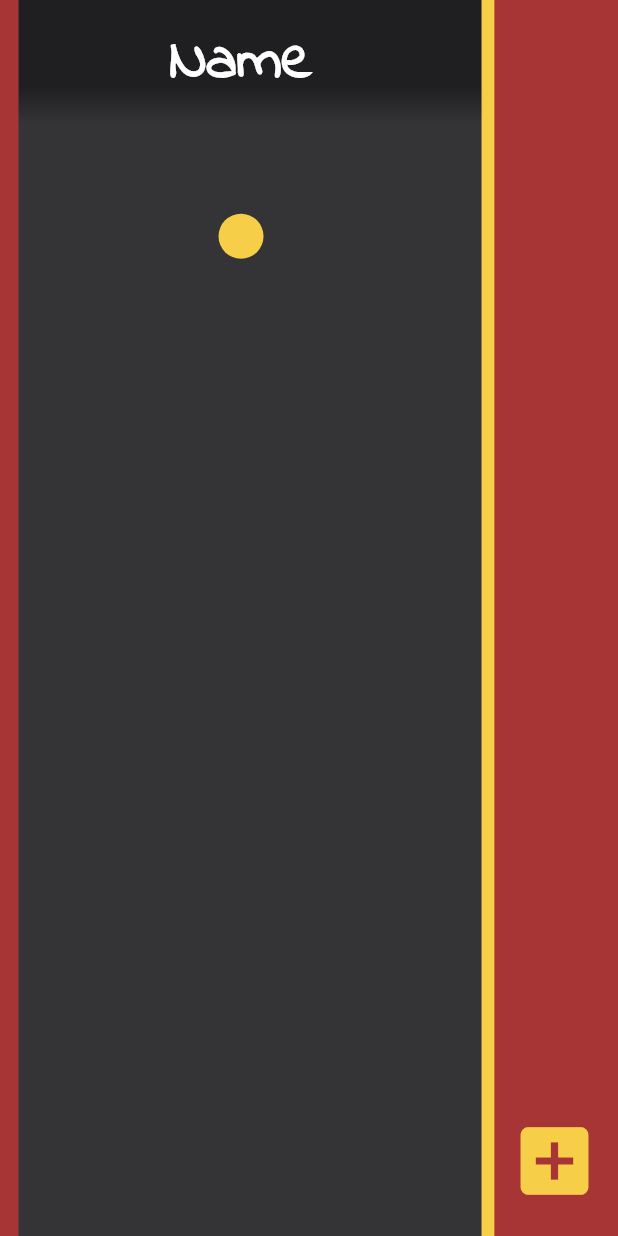
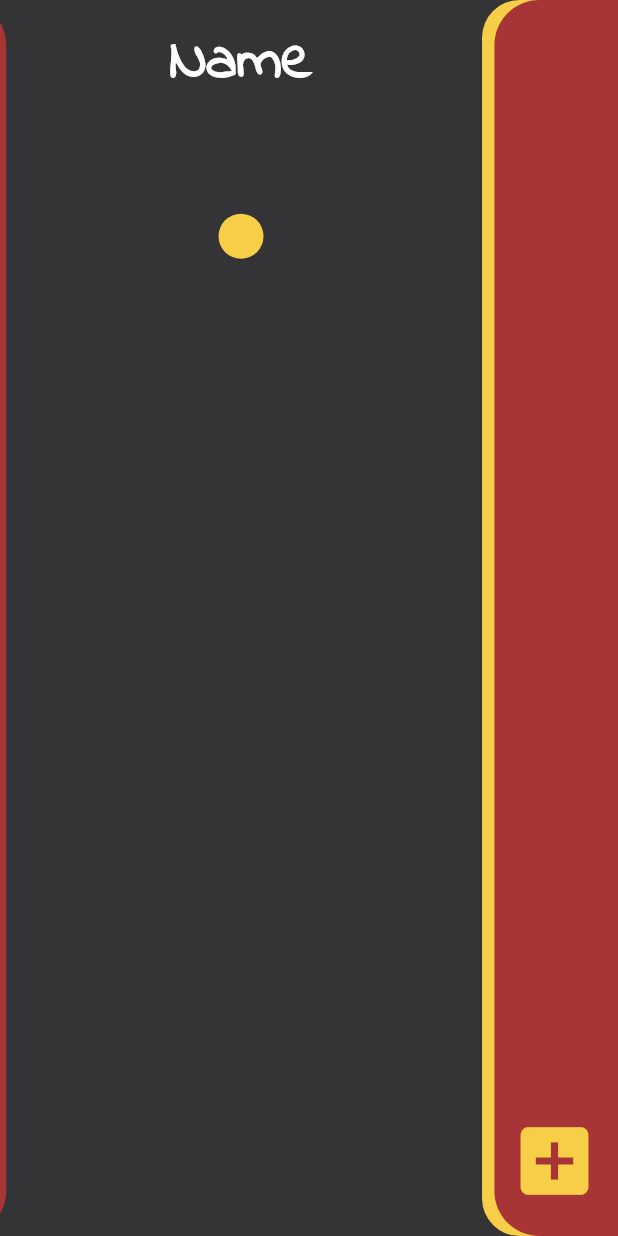
Before and after one commit to burhanhaq/ProductivePomo, a Flutter app: the first screen one second after launch, on a phone screen of 412 x 824 dp. Run offline on Flutter 3.47's test engine with Material 2 defaults, Android fonts, the phone set to English and light mode, and no system bars; our stand-ins replace shared_preferences, sqflite; accounts and stored records are empty.

Commit message:
Updated designs for RightBar and AddScreen by adding rounded borders. Also added YellowDivider to RightBar

```diff
--- a/lib/constants.dart
+++ b/lib/constants.dart
@@ -74,4 +74,4 @@ const kHomeRightBarClosedMul = 0.2;
 const kHomeRightBarOpenMul = 0.48;
 const kHomeYellowDividerMul = 0.02;
 const kGreyAreaMul = 0.78;
-const kAddNewSectionMul = 0.78;
+const kAddNewSectionMul = 0.75;
--- a/lib/screens/home/add_new_card.dart
+++ b/lib/screens/home/add_new_card.dart
@@ -4,7 +4,6 @@ import 'package:provider/provider.dart';
 
 import '../../constants.dart';
 import '../../card_state.dart';
-
 
 class AddNewCard extends StatefulWidget {
   @override
@@ -21,7 +20,7 @@ class _AddNewCardState extends State<AddNewCard> {
 //      titleTextController.clear();
 //      cardState.clearTitleTextEditingControllerSwitch();
 //    }
-    var sectionWidth = MediaQuery.of(context).size.width * kGreyAreaMul;
+    var sectionWidth = MediaQuery.of(context).size.width * (kGreyAreaMul- 0.02);
     var sectionHeight = MediaQuery.of(context).size.height;
     return SafeArea(
       child: GestureDetector(
@@ -31,7 +30,10 @@ class _AddNewCardState extends State<AddNewCard> {
         child: Container(
           height: sectionHeight,
           width: sectionWidth,
-          color: red1,
+          decoration: BoxDecoration(
+              color: red1,
+              borderRadius:
+                  BorderRadius.horizontal(right: Radius.circular(30))),
           child: Padding(
             padding: EdgeInsets.only(left: 20, right: 20, bottom: 20, top: 20),
             child: Column(
@@ -45,7 +47,8 @@ class _AddNewCardState extends State<AddNewCard> {
                         child: Text('Name', style: kAddNewSectionTextStyle),
                       ),
                     ),
-                    TextField( // todo implement clear on hit
+                    TextField(
+                      // todo implement clear on hit
                       keyboardType: TextInputType.text,
                       textCapitalization: TextCapitalization.sentences,
                       enabled: cardState.onAddNewScreen,
@@ -77,14 +80,18 @@ class _AddNewCardState extends State<AddNewCard> {
                       crossAxisAlignment: CrossAxisAlignment.start,
                       mainAxisAlignment: MainAxisAlignment.end,
                       children: <Widget>[
-                        Padding(padding: EdgeInsets.only(left: 20),child: Text('Duration (min)', style: kAddNewSectionTextStyle)),
+                        Padding(
+                            padding: EdgeInsets.only(left: 20),
+                            child: Text('Duration (min)',
+                                style: kAddNewSectionTextStyle)),
                         SliderTheme(
                           data: kSliderThemeData,
                           child: Slider(
                             value: double.tryParse(cardState.newMinutes),
                             onChanged: (value) {
                               if (value != null)
-                                cardState.newMinutes = value.round().toInt().toString();
+                                cardState.newMinutes =
+                                    value.round().toInt().toString();
                             },
                             divisions: 59,
                             label: cardState.newMinutes,
@@ -92,14 +99,18 @@ class _AddNewCardState extends State<AddNewCard> {
                             min: 1,
                           ),
                         ),
-                        Padding(padding: EdgeInsets.only(left: 20),child: Text('Goal', style: kAddNewSectionTextStyle)),
+                        Padding(
+                            padding: EdgeInsets.only(left: 20),
+                            child:
+                                Text('Goal', style: kAddNewSectionTextStyle)),
                         SliderTheme(
                           data: kSliderThemeData,
                           child: Slider(
                             value: double.tryParse(cardState.newGoal),
                             onChanged: (value) {
                               if (value != null)
-                                cardState.newGoal = value.round().toInt().toString();
+                                cardState.newGoal =
+                                    value.round().toInt().toString();
                             },
                             divisions: 29,
                             label: cardState.newGoal,
@@ -118,5 +129,4 @@ class _AddNewCardState extends State<AddNewCard> {
       ),
     );
   }
-
 }
--- a/lib/screens/home/home_screen.dart
+++ b/lib/screens/home/home_screen.dart
@@ -128,12 +128,13 @@ class _HomeState extends State<Home> with TickerProviderStateMixin {
                         width: MediaQuery.of(context).size.width * kGreyAreaMul,
                         height: MediaQuery.of(context).size.height * 0.1,
                         decoration: BoxDecoration(
-                          gradient: LinearGradient(
-                            colors: [grey2, grey],
-                            stops: [0.7, 1.0],
-                            begin: Alignment.topCenter,
-                            end: Alignment.bottomCenter,
-                          ),
+                          color: grey,
+//                          gradient: LinearGradient(
+//                            colors: [grey2, grey],
+//                            stops: [0.7, 1.0],
+//                            begin: Alignment.topCenter,
+//                            end: Alignment.bottomCenter,
+//                          ),
                         ),
                         child: Text(
                           'Name',
@@ -194,31 +195,19 @@ class _HomeState extends State<Home> with TickerProviderStateMixin {
                     ),
                     Positioned(
                       left: 0,
-                      bottom: 0,
                       child: Transform.translate(
                           offset: Offset(
                               -MediaQuery.of(context).size.width *
                                   (1 - addSectionAnimation.value) *
-                                  0.75,
+                                  kAddNewSectionMul,
                               0),
                           child: AddNewCard()),
                     ),
                   ],
                 ),
               ),
-              Container(
-                height: MediaQuery.of(context).size.height,
-                width: MediaQuery.of(context).size.width * kHomeYellowDividerMul,
-                decoration: BoxDecoration(
-                  color: yellow,
-                  border: Border.all(width: 0, color: yellow),
-                ),
-              ),
-              Transform.translate(
-                offset: Offset(0, 0),
-                child: RightBar(
-                  cardTileList: cardTileList,
-                ),
+              RightBar(
+                cardTileList: cardTileList,
               ),
             ],
           ),
--- a/lib/screens/home/right_bar.dart
+++ b/lib/screens/home/right_bar.dart
@@ -102,9 +102,18 @@ class _RightBarState extends State<RightBar> with TickerProviderStateMixin {
           }
         });
       },
-      child: AnimatedContainer(
+      child: Stack(
+        alignment: Alignment.centerRight,
+        children: <Widget>[
+          YellowUnderlay(),
+          AnimatedContainer(
             duration: Duration(milliseconds: 120),
+            decoration: BoxDecoration(
               color: red1,
+              borderRadius: BorderRadius.horizontal(
+                left: Radius.circular(30),
+              ),
+            ),
             width: MediaQuery.of(context).size.width *
                 (cardState.homeRightBarOpen
                     ? kHomeRightBarOpenMul
@@ -156,7 +165,8 @@ class _RightBarState extends State<RightBar> with TickerProviderStateMixin {
                           children: <Widget>[
                             GestureDetector(
                                 onTap: () async {
-                            var rando = await DatabaseHelper.instance.rando();
+                                  var rando =
+                                      await DatabaseHelper.instance.rando();
 //
 //                            print('Rando: $rando');
                                 },
@@ -215,7 +225,8 @@ class _RightBarState extends State<RightBar> with TickerProviderStateMixin {
                         offstage: kReleaseMode,
                         textOffstage: !cardState.homeRightBarOpen,
                         func: () {
-                      print('cardModelsX: ${CardModel.cardModelsX.toString()}');
+                          print(
+                              'cardModelsX: ${CardModel.cardModelsX.toString()}');
                         },
                       ),
                       CustomIconButton(
@@ -233,7 +244,8 @@ class _RightBarState extends State<RightBar> with TickerProviderStateMixin {
                           offstage: cardState.selectedIndex == null,
                           textOffstage: !cardState.homeRightBarOpen,
                           func: () => onTapDeleteIcon(cardState),
-                      c: cardState.selectedIndex == cardState.confirmDeleteIndex
+                          c: cardState.selectedIndex ==
+                                  cardState.confirmDeleteIndex
                               ? blue
                               : yellow,
                         ),
@@ -287,6 +299,8 @@ class _RightBarState extends State<RightBar> with TickerProviderStateMixin {
               ),
             ),
           ),
+        ],
+      ),
     );
   }
 
@@ -324,7 +338,8 @@ class _RightBarState extends State<RightBar> with TickerProviderStateMixin {
         sharedPref.save(cardState.newTitle,
             cardState.cardModels[cardState.cardModels.length - 1].toJson());
         cardState.resetNewVariables();
-      } else { // todo play cant add animation maybe
+      } else {
+        // todo play cant add animation maybe
         print('can not add');
       }
     });
@@ -352,7 +367,8 @@ class _RightBarState extends State<RightBar> with TickerProviderStateMixin {
   onTapDeleteIcon(CardState cardState) async {
     if (cardState.confirmDeleteIndex == cardState.selectedIndex) {
       // second tap
-      String titleToDelete = cardState.cardModels[cardState.selectedIndex].title;
+      String titleToDelete =
+          cardState.cardModels[cardState.selectedIndex].title;
       sharedPref.remove(titleToDelete);
 //      await DatabaseHelper.instance.deleteRecord(titleToDelete, date);
       CardModel.cardModelsX.removeAt(cardState.selectedIndex);
@@ -377,3 +393,25 @@ class _RightBarState extends State<RightBar> with TickerProviderStateMixin {
     super.dispose();
   }
 }
+
+class YellowUnderlay extends StatelessWidget {
+  @override
+  Widget build(BuildContext context) {
+    CardState cardState = Provider.of<CardState>(context);
+    return AnimatedContainer(
+      duration: Duration(milliseconds: 120),
+//      width: MediaQuery.of(context).size.width *
+//          (kHomeRightBarClosedMul + kHomeYellowDividerMul),
+      decoration: BoxDecoration(
+        color: yellow,
+        borderRadius: BorderRadius.horizontal(
+          left: Radius.circular(25),
+        ),
+      ),
+          width: MediaQuery.of(context).size.width *
+              ((cardState.homeRightBarOpen
+                  ? kHomeRightBarOpenMul
+                  : kHomeRightBarClosedMul) + kHomeYellowDividerMul),
+    );
+  }
+}
```
Lines whose indentation alone changed are shown as unchanged.
